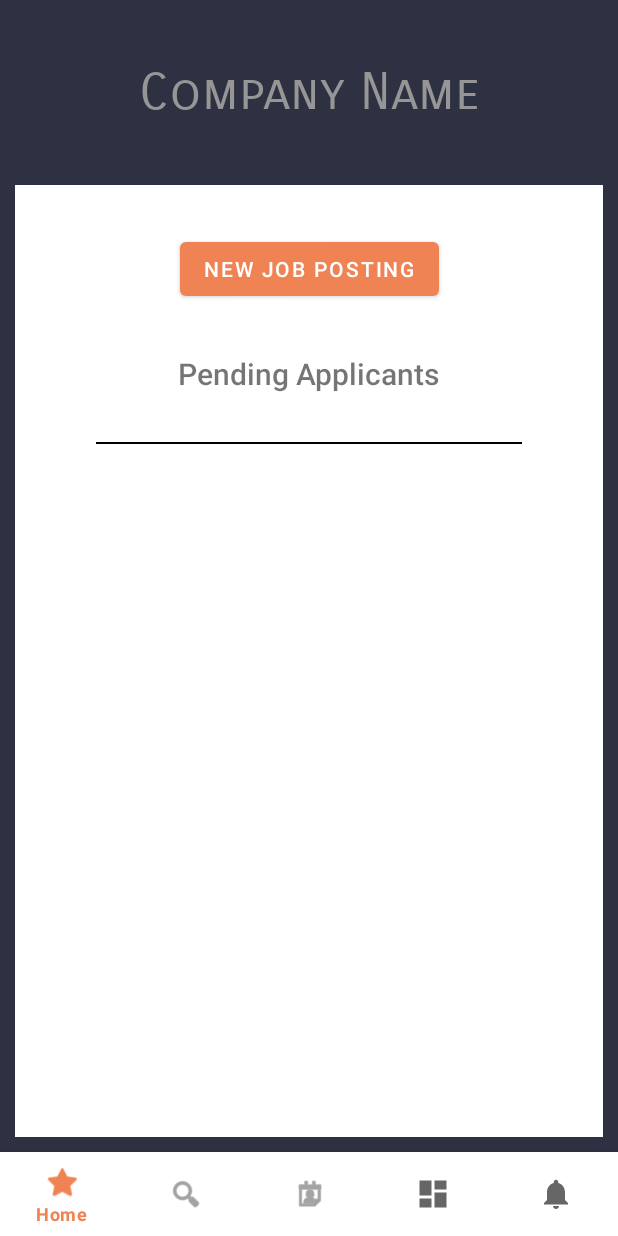
After one commit to AndrewPyscher/Job-App-Android, an Android app: the EmployerProfile screen opened directly, with no data from a screen before it, on a phone screen of 412 x 824 dp. The commit adds this screen. Run offline under Robolectric (Android 15) with nearby library versions, the phone set to English and light mode, and no system bars; our stand-ins replace Volley; network calls fail.

Commit message:
Added Employer Profiles

```diff
--- a/app/src/main/AndroidManifest.xml
+++ b/app/src/main/AndroidManifest.xml
@@ -19,6 +19,9 @@
         android:theme="@style/Theme.Project2"
         android:usesCleartextTraffic="true"
         tools:targetApi="31">
+        <activity
+            android:name=".EmployerProfile"
+            android:exported="false" />
         <activity
             android:name=".EnterEmployerInfo"
             android:exported="false" />
--- /dev/null
+++ b/app/src/main/java/com/example/project2/EmployerProfile.java
@@ -0,0 +1,165 @@
+package com.example.project2;
+
+import androidx.appcompat.app.AppCompatActivity;
+import androidx.recyclerview.widget.LinearLayoutManager;
+import androidx.recyclerview.widget.RecyclerView;
+
+import android.content.Intent;
+import android.os.Bundle;
+import android.util.Log;
+import android.widget.Button;
+
+import java.util.ArrayList;
+import java.util.Arrays;
+
+public class EmployerProfile extends AppCompatActivity {
+
+    public static final String TAG = "EMPLOYER_PROFILE";
+    public static final String EMPTY_FIELD = ".";
+
+    UseServer serverDAO;
+
+    Button btnNewJob;
+    RecyclerView rvApplications;
+    ApplicationAdapter applicationAdapter;
+    ArrayList<JobApplication> applications;
+
+
+    int accountID;
+
+    @Override
+    protected void onCreate(Bundle savedInstanceState) {
+        super.onCreate(savedInstanceState);
+        setContentView(R.layout.activity_employer_profile);
+
+        accountID = getSharedPreferences("user", MODE_PRIVATE).getInt("id", -1);
+
+        serverDAO = UseServer.getInstance(this);
+
+        Log.d(TAG, "Account ID: "+accountID);
+
+        // Find active account and initialize if necessary
+        accountLookup();
+
+
+        // --------------<<<   GET VIEWS   >>>-------------- \\
+
+        btnNewJob = findViewById(R.id.btnNewJob);
+        rvApplications = findViewById(R.id.rvApplications);
+
+        // Basically exists in case nothing is populated
+        applications = new ArrayList<>();
+
+        applicationAdapter = new ApplicationAdapter(this, applications);
+        rvApplications.setLayoutManager(new LinearLayoutManager(this));
+        rvApplications.setAdapter(applicationAdapter);
+
+
+        // --------------<<<   LISTENERS   >>>-------------- \\
+
+        btnNewJob.setOnClickListener(v -> {
+            Intent i = new Intent(this, JobCreation.class);
+            startActivity(i);
+        });
+
+    }
+
+    // --------------<<<   UTILITY METHODS   >>>-------------- \\
+
+    /**
+     * Set profile into "editing mode" where users can change the information
+     * displayed on their profile page.
+     */
+    private void setProfileEditable() {
+        // Hide Static Fields
+
+
+        // Display Editable Fields
+
+
+        // Populate fields w/ current text
+    }
+
+    /**
+     * Set profile into "static mode" where elements are uneditable, and are
+     * displayed just as an employer would see the profile.
+     */
+    private void setProfileStatic() {
+        // Display Editable Fields
+
+        // Hide Static Fields
+
+        // Hide keyboard - Signifies editing finished
+        hideKeyboard();
+    }
+
+    private void accountLookup() {
+//        String result = "";
+        serverDAO.verifyLogin(loginResponse -> {
+            Log.d(TAG, "VERIFY LOGIN : "+loginResponse);
+
+        });
+
+        serverDAO.jobByEmployer(response -> {
+            Log.d(TAG, response);
+        }, accountID);
+//
+//        serverDAO.myAccount(accountResponse -> {
+//            Log.d(TAG, "serverDAO onCreate: " + accountResponse);
+//            // Check if current user is account owner
+//            loadApplicants();
+//        }, "");
+
+
+
+
+//            accountID = Integer.parseInt(saveResponse.get().split(Formatting.DELIMITER_1)[0]);
+
+
+        // If no information exists
+//        if(accountID != -1 && result = null)
+//            serverDAO.updateProfile(response -> {
+//                Log.d(TAG, "UPDATE:");
+//            },accountID,"","About Me","New User","","","","");
+
+//        return saveResponse.get();
+    }
+
+    private void loadApplicants() {
+//        Log.d(TAG,encodedString);
+        String[] applicantData;
+        try {
+            applicantData = "encodedString".split(Formatting.DELIMITER_1);
+        } catch (Exception e) {
+            applicantData = new String[]{String.valueOf(accountID),EMPTY_FIELD,EMPTY_FIELD,EMPTY_FIELD,EMPTY_FIELD,EMPTY_FIELD,EMPTY_FIELD,EMPTY_FIELD};
+        }
+
+        Log.d(TAG, Arrays.toString(applicantData));
+
+        for (String item : applicantData) {
+            Log.d(TAG, "{" + item + "}");
+        }
+
+
+        // Also address the button
+//        if(!isAccountOwner)
+//            btnEdit.setVisibility(View.INVISIBLE);
+    }
+
+
+    private String[] generateEncodedProfileData() {
+        //  ------------------------- Index Table -------------------------  \\
+        // |  id: 0     |  address: 1 |  aboutMe: 2      |  name: 3        | \\
+        // |  phone: 4  |  email: 5   |  workHistory:  6 |  education : 7  | \\
+
+        return new String[1];
+    }
+
+    /**
+     * Hide keyboard if open
+     */
+    private void hideKeyboard() {
+//        InputMethodManager inputMethodManager = (InputMethodManager)getSystemService(INPUT_METHOD_SERVICE);
+//        inputMethodManager.hideSoftInputFromWindow(btnEdit.getApplicationWindowToken(),0);
+    }
+}
--- a/app/src/main/java/com/example/project2/User.java
+++ b/app/src/main/java/com/example/project2/User.java
@@ -3,6 +3,7 @@ package com.example.project2;
 public class User {
     static String username;
     static String session;
+    static String role;
     static int id;
     public User(){
         this.username = "";
--- /dev/null
+++ b/app/src/main/res/layout/activity_employer_profile.xml
@@ -0,0 +1,137 @@
+<?xml version="1.0" encoding="utf-8"?>
+<androidx.constraintlayout.widget.ConstraintLayout xmlns:android="http://schemas.android.com/apk/res/android"
+    xmlns:app="http://schemas.android.com/apk/res-auto"
+    xmlns:tools="http://schemas.android.com/tools"
+    android:layout_width="match_parent"
+    android:layout_height="match_parent"
+    tools:context=".EmployerProfile">
+
+    <View
+        android:id="@+id/view"
+        android:layout_width="10dp"
+        android:layout_height="0dp"
+        android:background="@color/sql_injection_blue"
+        app:layout_constraintBottom_toBottomOf="parent"
+        app:layout_constraintEnd_toEndOf="parent"
+        app:layout_constraintTop_toBottomOf="@+id/txtProfileCompanyName" />
+
+    <TextView
+        android:id="@+id/txtProfileCompanyName"
+        android:layout_width="0dp"
+        android:layout_height="0dp"
+        android:background="@color/sql_injection_blue"
+        android:fontFamily="sans-serif-smallcaps"
+        android:gravity="center"
+        android:hint="Company Name"
+        android:textAlignment="gravity"
+        android:textColor="@color/white"
+        android:textColorHint="@color/hint_grey"
+        android:textSize="34sp"
+        app:layout_constraintBottom_toTopOf="@+id/guideEmployerName"
+        app:layout_constraintEnd_toEndOf="parent"
+        app:layout_constraintHorizontal_bias="1.0"
+        app:layout_constraintStart_toStartOf="parent"
+        app:layout_constraintTop_toTopOf="parent"
+        app:layout_constraintVertical_bias="0.0" />
+
+    <androidx.constraintlayout.widget.Guideline
+        android:id="@+id/guideEmployerName"
+        android:layout_width="wrap_content"
+        android:layout_height="wrap_content"
+        android:orientation="horizontal"
+        app:layout_constraintGuide_percent="0.15" />
+
+    <View
+        android:id="@+id/view2"
+        android:layout_width="10dp"
+        android:layout_height="0dp"
+        android:background="@color/sql_injection_blue"
+        app:layout_constraintBottom_toBottomOf="parent"
+        app:layout_constraintStart_toStartOf="parent"
+        app:layout_constraintTop_toBottomOf="@+id/txtProfileCompanyName" />
+
+    <View
+        android:id="@+id/view3"
+        android:layout_width="0dp"
+        android:layout_height="10dp"
+        android:background="@color/sql_injection_blue"
+        app:layout_constraintBottom_toTopOf="@+id/bottomNavigationView"
+        app:layout_constraintEnd_toStartOf="@+id/view"
+        app:layout_constraintStart_toStartOf="parent" />
+
+    <EditText
+        android:id="@+id/etProfileCompanyName"
+        android:layout_width="wrap_content"
+        android:layout_height="wrap_content"
+        android:ems="10"
+        android:fontFamily="sans-serif-smallcaps"
+        android:gravity="center"
+        android:hint="Company Name"
+        android:inputType="text"
+        android:textAlignment="gravity"
+        android:textColorHint="@color/hint_grey"
+        android:textSize="34sp"
+        android:visibility="invisible"
+        app:layout_constraintBottom_toBottomOf="@+id/guideEmployerName"
+        app:layout_constraintEnd_toEndOf="parent"
+        app:layout_constraintStart_toStartOf="parent"
+        app:layout_constraintTop_toTopOf="parent" />
+
+    <TextView
+        android:id="@+id/textView9"
+        android:layout_width="wrap_content"
+        android:layout_height="wrap_content"
+        android:layout_marginTop="32dp"
+        android:fontFamily="sans-serif-medium"
+        android:text="Pending Applicants"
+        android:textSize="20sp"
+        app:layout_constraintEnd_toEndOf="@+id/rvApplications"
+        app:layout_constraintStart_toStartOf="@+id/rvApplications"
+        app:layout_constraintTop_toBottomOf="@+id/btnNewJob" />
+
+    <View
+        android:id="@+id/separatorApplicants"
+        android:layout_width="0dp"
+        android:layout_height="1dp"
+        android:layout_marginStart="64dp"
+        android:layout_marginTop="32dp"
+        android:layout_marginEnd="64dp"
+        android:background="#000000"
+        app:layout_constraintEnd_toEndOf="parent"
+        app:layout_constraintHorizontal_bias="0.494"
+        app:layout_constraintStart_toStartOf="parent"
+        app:layout_constraintTop_toBottomOf="@+id/textView9" />
+
+    <Button
+        android:id="@+id/btnNewJob"
+        android:layout_width="wrap_content"
+        android:layout_height="wrap_content"
+        android:layout_marginTop="32dp"
+        android:text="New Job Posting"
+        app:layout_constraintEnd_toEndOf="parent"
+        app:layout_constraintStart_toStartOf="parent"
+        app:layout_constraintTop_toBottomOf="@+id/txtProfileCompanyName" />
+
+    <androidx.recyclerview.widget.RecyclerView
+        android:id="@+id/rvApplications"
+        android:layout_width="0dp"
+        android:layout_height="wrap_content"
+        android:layout_marginStart="32dp"
+        android:layout_marginTop="32dp"
+        android:layout_marginEnd="32dp"
+        app:layout_constraintBottom_toTopOf="@+id/bottomNavigationView"
+        app:layout_constraintEnd_toStartOf="@+id/view"
+        app:layout_constraintStart_toEndOf="@+id/view2"
+        app:layout_constraintTop_toBottomOf="@+id/separatorApplicants"
+        app:layout_constraintVertical_bias="0.10" />
+
+    <com.google.android.material.bottomnavigation.BottomNavigationView
+        android:id="@+id/bottomNavigationView"
+        android:layout_width="0dp"
+        android:layout_height="wrap_content"
+        app:layout_constraintBottom_toBottomOf="parent"
+        app:layout_constraintEnd_toEndOf="parent"
+        app:layout_constraintStart_toStartOf="parent"
+        app:menu="@menu/bottom_nav_menu" />
+
+</androidx.constraintlayout.widget.ConstraintLayout>
--- a/app/src/main/res/values/colors.xml
+++ b/app/src/main/res/values/colors.xml
@@ -4,4 +4,5 @@
     <color name="white">#FFFFFFFF</color>
     <color name="avishek_orange">#EF8354</color>
     <color name="sql_injection_blue">#2D3142</color>
+    <color name="hint_grey">#969696</color>
 </resources>
```
Also changed, not shown: app/src/main/java/com/example/project2/ApplicationAdapter.java (added, +96 -0 lines), app/src/main/java/com/example/project2/JobApplication.java (added, +30 -0 lines), app/src/main/java/com/example/project2/UserProfile.java (+8 -76 lines), app/src/main/res/layout/layout_pending_application.xml (added, +57 -0 lines).
